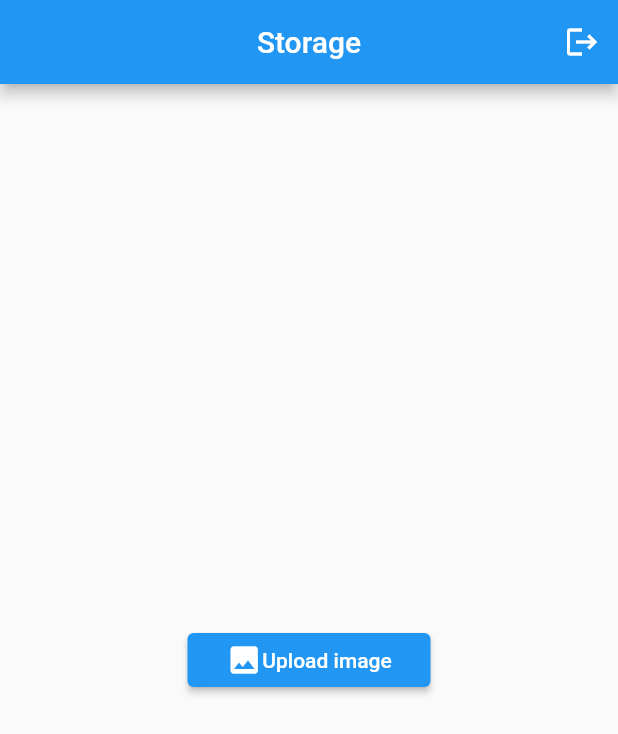
After one commit to thetahmeed/Flutter, a Flutter app: the screen it shows once a user with an empty profile is signed in, after a tap on "Upload image", on a phone screen of 412 x 824 dp. The commit adds this screen. Shown: the top 734 px of the screen. Run offline on Flutter 3.47's test engine with Material 2 defaults, Android fonts, the phone set to English and light mode, and no system bars; our stand-ins replace carousel_slider, cloud_firestore, curved_navigation_bar, firebase_auth, firebase_core, firebase_database and 6 more; accounts and stored records are empty; network calls fail.

Commit message:
1. Storage (Get the list)

```diff
--- a/fireprac/lib/main.dart
+++ b/fireprac/lib/main.dart
@@ -1,5 +1,6 @@
 import 'package:firebase_auth/firebase_auth.dart';
 import 'package:fireprac/pages/home.dart';
+import 'package:fireprac/pages/storage.dart';
 import 'package:flutter/material.dart';
 import 'package:firebase_core/firebase_core.dart';
 
@@ -71,7 +72,7 @@ class _MyHomePageState extends State<MyHomePage> {
           print('User is signed in!');
           Navigator.pushAndRemoveUntil(
               context,
-              MaterialPageRoute(builder: (context) => HomePage()),
+              MaterialPageRoute(builder: (context) => FbStorage()),
               (route) => false);
         }
       },
@@ -136,7 +137,10 @@ class _MyHomePageState extends State<MyHomePage> {
                       },
                       child: Text('LOG IN'))
                 ],
-              )
+              ),
+              SizedBox(width: 8),
+              ElevatedButton(
+                  onPressed: () {}, child: Text('Sign in with Google'))
             ],
           ),
         ),
--- a/fireprac/lib/pages/home.dart
+++ b/fireprac/lib/pages/home.dart
@@ -65,7 +65,7 @@ class _HomePageState extends State<HomePage> {
 
     return Scaffold(
       appBar: AppBar(
-        title: Text('Home'),
+        title: Text('Firestore'),
         centerTitle: true,
         actions: [
           IconButton(
--- /dev/null
+++ b/fireprac/lib/pages/storage.dart
@@ -0,0 +1,67 @@
+import 'package:firebase_auth/firebase_auth.dart';
+import 'package:flutter/material.dart';
+// 01
+import 'package:firebase_storage/firebase_storage.dart' as firebase_storage;
+
+class FbStorage extends StatefulWidget {
+  FbStorage({Key key}) : super(key: key);
+
+  @override
+  _FbStorageState createState() => _FbStorageState();
+}
+
+class _FbStorageState extends State<FbStorage> {
+  _logOutUser() async {
+    await FirebaseAuth.instance.signOut();
+    Navigator.pop(context);
+  }
+
+  // 02
+  firebase_storage.Reference ref =
+      firebase_storage.FirebaseStorage.instance.ref('dp');
+
+  // 03
+  Future<void> listExample() async {
+    firebase_storage.ListResult result = await ref.listAll();
+
+    result.items.forEach((firebase_storage.Reference ref) {
+      print('Found file: $ref');
+    });
+
+    result.prefixes.forEach((firebase_storage.Reference ref) {
+      print('Found directory: $ref');
+    });
+  }
+
+  @override
+  Widget build(BuildContext context) {
+    return Scaffold(
+      appBar: AppBar(
+        title: Text('Storage'),
+        centerTitle: true,
+        actions: [
+          IconButton(
+              icon: Icon(Icons.logout),
+              onPressed: () {
+                _logOutUser();
+              })
+        ],
+      ),
+      body: Container(
+        alignment: Alignment.center,
+        child: ElevatedButton(
+            onPressed: listExample,
+            child: SizedBox(
+              width: 130,
+              child: Row(
+                mainAxisAlignment: MainAxisAlignment.center,
+                children: [
+                  Icon(Icons.image),
+                  Text('Upload image'),
+                ],
+              ),
+            )),
+      ),
+    );
+  }
+}
--- a/fireprac/pubspec.yaml
+++ b/fireprac/pubspec.yaml
@@ -31,6 +31,7 @@ dependencies:
   firebase_core: ^1.0.2
   firebase_auth: ^1.0.1
   cloud_firestore: "^1.0.3"
+  firebase_storage: "^8.0.1"
 
 dev_dependencies:
   flutter_test:
```
Also changed, not shown: fireprac/pubspec.lock, 1 other file.
